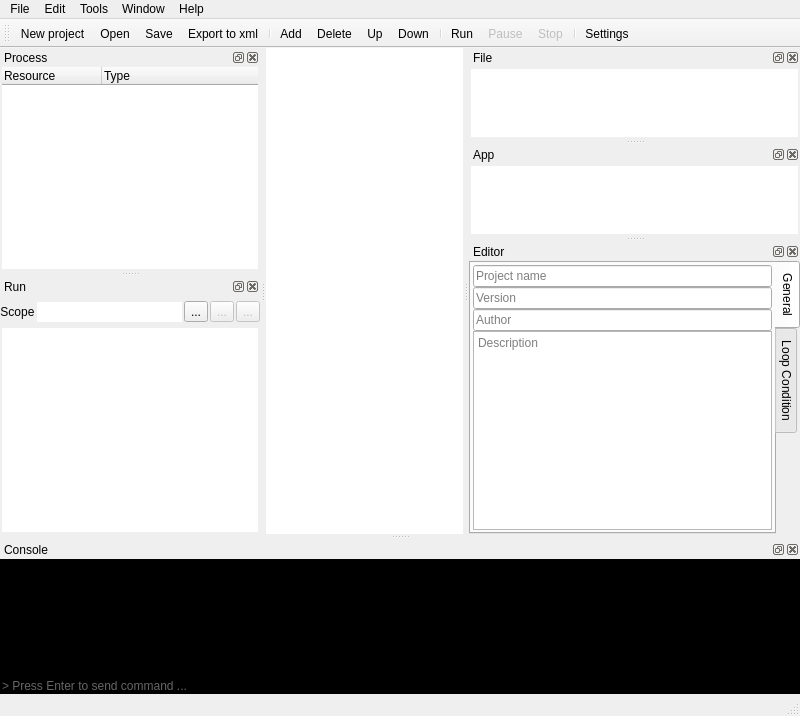
The window that src/ProfileEditor/profileeditor.ui (karakirimu/AutoBatchTools) describes before a commit, drawn with Qt 5.
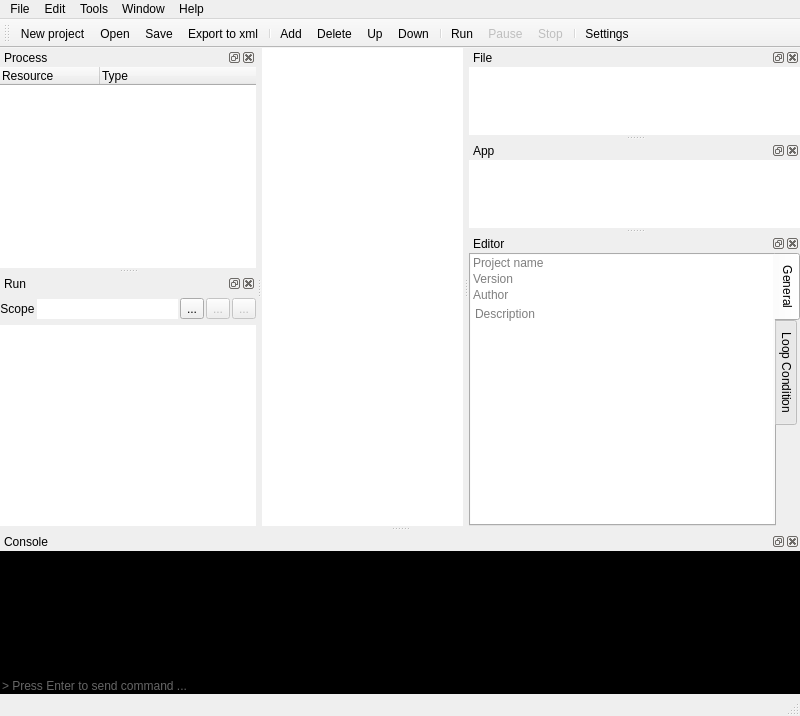
The same window after the commit. The open tabs and pages were chosen to show the change. Icons and pictures are not drawn. Custom widgets are drawn as their Qt base class.

```diff
--- a/src/ProfileEditor/profileeditor.ui
+++ b/src/ProfileEditor/profileeditor.ui
@@ -197,16 +197,16 @@
          <number>0</number>
         </property>
         <property name="leftMargin">
-         <number>2</number>
+         <number>0</number>
         </property>
         <property name="topMargin">
          <number>0</number>
         </property>
         <property name="rightMargin">
-         <number>2</number>
+         <number>0</number>
         </property>
         <property name="bottomMargin">
-         <number>2</number>
+         <number>0</number>
         </property>
         <item>
          <widget class="ProfileTreeWidget" name="runTreeWidget">
@@ -271,16 +271,16 @@
          <number>0</number>
         </property>
         <property name="leftMargin">
-         <number>2</number>
+         <number>0</number>
         </property>
         <property name="topMargin">
-         <number>2</number>
+         <number>0</number>
         </property>
         <property name="rightMargin">
-         <number>2</number>
+         <number>0</number>
         </property>
         <property name="bottomMargin">
-         <number>2</number>
+         <number>0</number>
         </property>
         <item>
          <widget class="VariantTable" name="variantTableWidget">
@@ -338,16 +338,16 @@
          <number>0</number>
         </property>
         <property name="leftMargin">
-         <number>2</number>
+         <number>0</number>
         </property>
         <property name="topMargin">
-         <number>2</number>
+         <number>0</number>
         </property>
         <property name="rightMargin">
-         <number>2</number>
+         <number>0</number>
         </property>
         <property name="bottomMargin">
-         <number>2</number>
+         <number>0</number>
         </property>
         <item>
          <widget class="StringTable" name="stringTableWidget">
@@ -425,19 +425,22 @@
               <number>0</number>
              </property>
              <property name="leftMargin">
-              <number>2</number>
+              <number>0</number>
              </property>
              <property name="topMargin">
-              <number>2</number>
+              <number>0</number>
              </property>
              <property name="rightMargin">
-              <number>2</number>
+              <number>1</number>
              </property>
              <property name="bottomMargin">
-              <number>2</number>
+              <number>0</number>
              </property>
              <item>
               <widget class="QLineEdit" name="nameLineEdit">
+               <property name="styleSheet">
+                <string notr="true">border: none;</string>
+               </property>
                <property name="placeholderText">
                 <string>Project name</string>
                </property>
@@ -445,6 +448,9 @@
              </item>
              <item>
               <widget class="QLineEdit" name="verLineEdit">
+               <property name="styleSheet">
+                <string notr="true">border: none;</string>
+               </property>
                <property name="placeholderText">
                 <string>Version</string>
                </property>
@@ -452,6 +458,9 @@
              </item>
              <item>
               <widget class="QLineEdit" name="authorLineEdit">
+               <property name="styleSheet">
+                <string notr="true">border: none;</string>
+               </property>
                <property name="placeholderText">
                 <string>Author</string>
                </property>
@@ -459,6 +468,24 @@
              </item>
              <item>
               <widget class="QPlainTextEdit" name="descTextEdit">
+               <property name="cursor" stdset="0">
+                <cursorShape>IBeamCursor</cursorShape>
+               </property>
+               <property name="mouseTracking">
+                <bool>true</bool>
+               </property>
+               <property name="frameShape">
+                <enum>QFrame::NoFrame</enum>
+               </property>
+               <property name="lineWidth">
+                <number>0</number>
+               </property>
+               <property name="cursorWidth">
+                <number>1</number>
+               </property>
+               <property name="backgroundVisible">
+                <bool>false</bool>
+               </property>
                <property name="placeholderText">
                 <string>Description</string>
                </property>
@@ -1539,16 +1566,16 @@
          <number>0</number>
         </property>
         <property name="leftMargin">
-         <number>2</number>
+         <number>0</number>
         </property>
         <property name="topMargin">
          <number>0</number>
         </property>
         <property name="rightMargin">
-         <number>2</number>
+         <number>0</number>
         </property>
         <property name="bottomMargin">
-         <number>2</number>
+         <number>0</number>
         </property>
         <item>
          <widget class="FileQueueTable" name="fileTableWidget">
```
Left out of the diff: 6 changed lines with no effect on the pictures.
